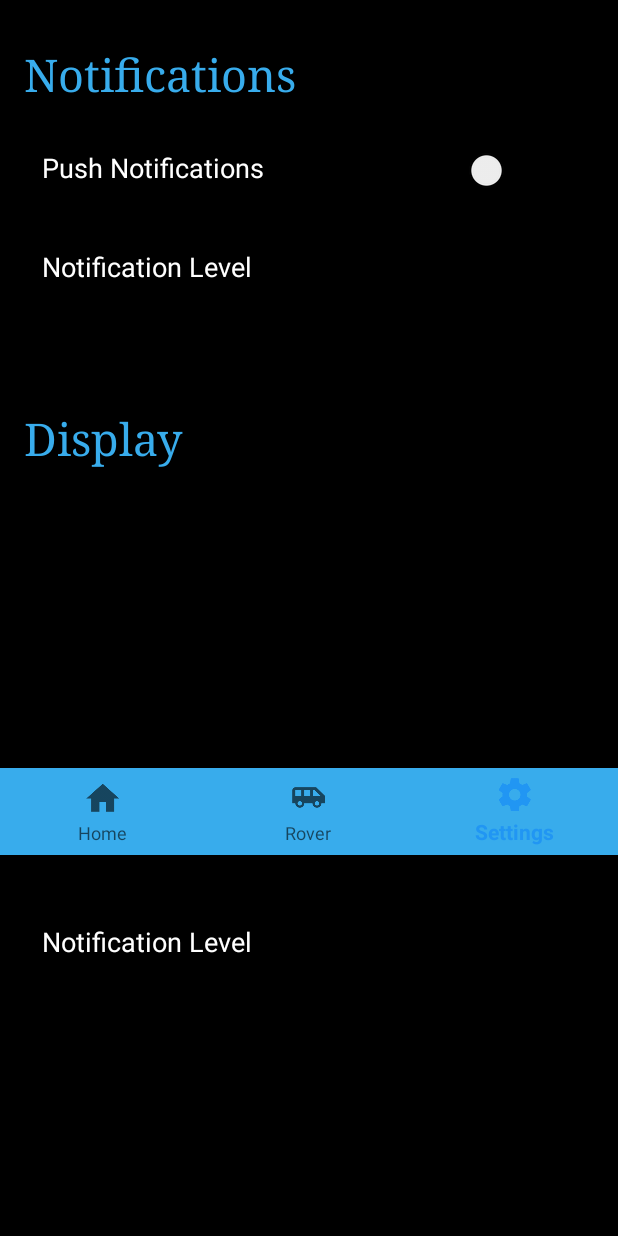
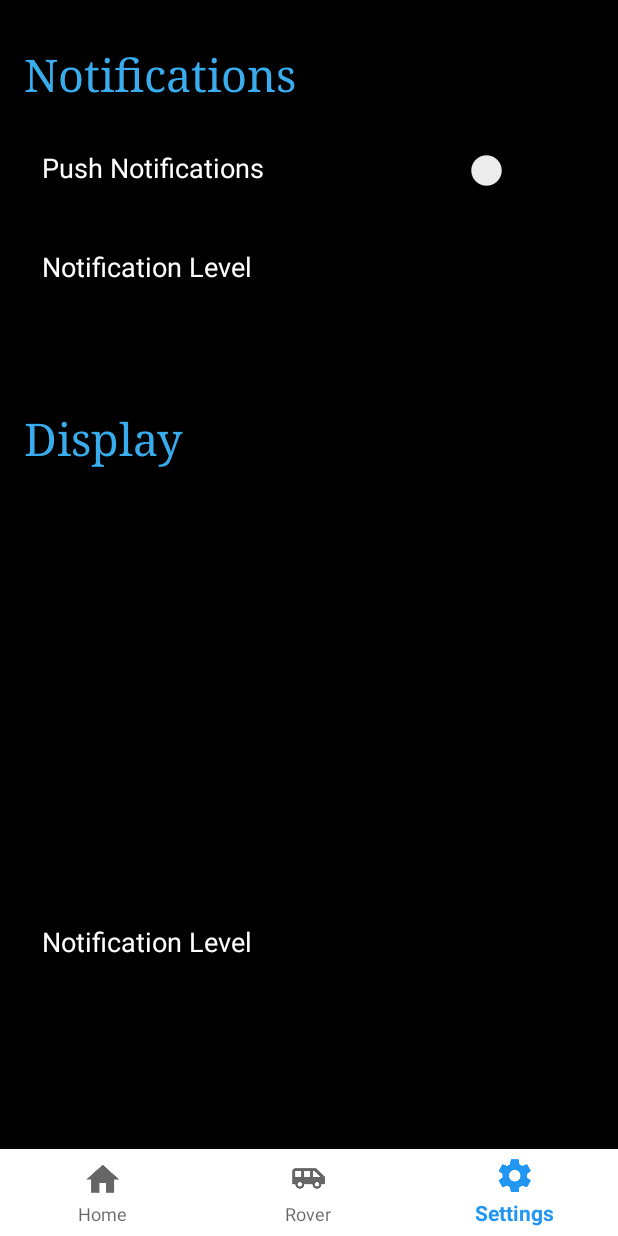
Before and after one commit to ButtiAlJallaf/spacecraftoperations, an Android app: the Settings screen opened directly, with no data from a screen before it, on a phone screen of 412 x 824 dp. Run offline under Robolectric (Android 15) with nearby library versions, the phone set to English and light mode, and no system bars.

Commit message:
Changed Navigation Bar Colors

```diff
--- a/app/src/main/res/layout/activity_about_us.xml
+++ b/app/src/main/res/layout/activity_about_us.xml
@@ -12,7 +12,7 @@
         android:layout_height="58dp"
         android:layout_alignParentBottom="true"
         android:layout_gravity="bottom"
-        app:itemBackground="@color/lightblue"
+        app:itemBackground="@color/cardview_light_background"
         app:layout_constraintBottom_toBottomOf="parent"
         app:layout_constraintStart_toStartOf="parent"
         app:menu="@menu/bottom_navigation_menu" />
--- a/app/src/main/res/layout/activity_credits.xml
+++ b/app/src/main/res/layout/activity_credits.xml
@@ -12,7 +12,7 @@
         android:layout_height="58dp"
         android:layout_alignParentBottom="true"
         android:layout_gravity="bottom"
-        app:itemBackground="@color/lightblue"
+        app:itemBackground="@color/cardview_light_background"
         app:layout_constraintBottom_toBottomOf="parent"
         app:layout_constraintStart_toStartOf="parent"
         app:menu="@menu/bottom_navigation_menu" />
--- a/app/src/main/res/layout/activity_rover_telemetry.xml
+++ b/app/src/main/res/layout/activity_rover_telemetry.xml
@@ -183,7 +183,7 @@
         android:layout_height="58dp"
         android:layout_alignParentBottom="true"
         android:layout_gravity="bottom"
-        app:itemBackground="@color/lightblue"
+        app:itemBackground="@color/cardview_light_background"
         app:layout_constraintBottom_toBottomOf="parent"
         app:layout_constraintStart_toStartOf="parent"
         app:menu="@menu/bottom_navigation_menu" />
--- a/app/src/main/res/layout/activity_settings.xml
+++ b/app/src/main/res/layout/activity_settings.xml
@@ -104,15 +104,16 @@
         android:layout_marginTop="39dp"
         app:layout_constraintStart_toEndOf="@+id/tvLevel"
         app:layout_constraintTop_toBottomOf="@+id/switch1" />
+
     <android.support.design.widget.BottomNavigationView
         android:id="@+id/bottom_navigation"
         android:layout_width="match_parent"
         android:layout_height="58dp"
         android:layout_alignParentBottom="true"
         android:layout_gravity="bottom"
-        android:layout_marginTop="512dp"
-        app:itemBackground="@color/lightblue"
+        app:itemBackground="@color/cardview_light_background"
+        app:layout_constraintBottom_toBottomOf="parent"
         app:layout_constraintStart_toStartOf="parent"
-        app:layout_constraintTop_toTopOf="parent"
         app:menu="@menu/bottom_navigation_menu" />
+
 </android.support.constraint.ConstraintLayout>
```
Also changed, not shown: app/src/main/res/layout/activity_rover.xml (+10 -13 lines).
